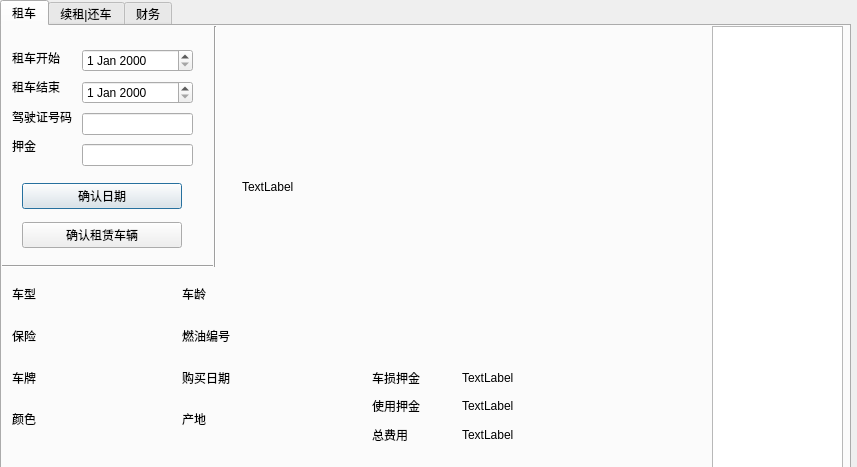
Before: the Qt Designer form manager.ui in TommyLee96/car-rent, drawn with Qt 5.
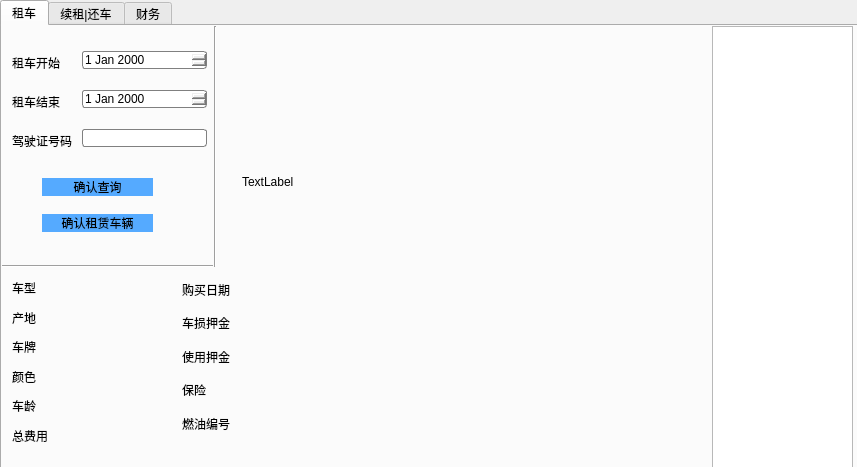
After: the same form once the commit is applied. The open tabs and pages were chosen to show the change. Icons and pictures are not drawn.

The edit to the form file:
```diff
--- a/manager.ui
+++ b/manager.ui
@@ -18,7 +18,7 @@
     <rect>
      <x>0</x>
      <y>0</y>
-     <width>851</width>
+     <width>861</width>
      <height>481</height>
     </rect>
    </property>
@@ -34,7 +34,7 @@
       <rect>
        <x>710</x>
        <y>0</y>
-       <width>131</width>
+       <width>141</width>
        <height>451</height>
       </rect>
      </property>
@@ -45,9 +45,12 @@
        <x>240</x>
        <y>10</y>
        <width>451</width>
-       <height>301</height>
+       <height>291</height>
       </rect>
      </property>
+     <property name="styleSheet">
+      <string notr="true">image: url(:/3.jpg);</string>
+     </property>
      <property name="text">
       <string>TextLabel</string>
      </property>
@@ -58,19 +61,35 @@
        <x>60</x>
        <y>250</y>
        <width>111</width>
-       <height>161</height>
+       <height>171</height>
       </rect>
      </property>
      <layout class="QVBoxLayout" name="verticalLayout">
-      <item>
-       <widget class="QLabel" name="label">
-        <property name="text">
-         <string/>
-        </property>
-       </widget>
-      </item>
       <item>
        <widget class="QLabel" name="label_2">
+        <property name="styleSheet">
+         <string notr="true"> 
+  font: 10pt &quot;微软雅黑&quot;;
+        
+          
+
+color:#000000;</string>
+        </property>
+        <property name="text">
+         <string/>
+        </property>
+       </widget>
+      </item>
+      <item>
+       <widget class="QLabel" name="label_9">
+        <property name="styleSheet">
+         <string notr="true"> 
+  font: 10pt &quot;微软雅黑&quot;;
+        
+          
+
+color:#000000;</string>
+        </property>
         <property name="text">
          <string/>
         </property>
@@ -78,6 +97,14 @@
       </item>
       <item>
        <widget class="QLabel" name="label_3">
+        <property name="styleSheet">
+         <string notr="true"> 
+  font: 10pt &quot;微软雅黑&quot;;
+        
+          
+
+color:#000000;</string>
+        </property>
         <property name="text">
          <string/>
         </property>
@@ -85,6 +112,44 @@
       </item>
       <item>
        <widget class="QLabel" name="label_4">
+        <property name="styleSheet">
+         <string notr="true"> 
+  font: 10pt &quot;微软雅黑&quot;;
+        
+          
+
+color:#000000;</string>
+        </property>
+        <property name="text">
+         <string/>
+        </property>
+       </widget>
+      </item>
+      <item>
+       <widget class="QLabel" name="label_5">
+        <property name="styleSheet">
+         <string notr="true"> 
+  font: 10pt &quot;微软雅黑&quot;;
+        
+          
+
+color:#000000;</string>
+        </property>
+        <property name="text">
+         <string/>
+        </property>
+       </widget>
+      </item>
+      <item>
+       <widget class="QLabel" name="label_28">
+        <property name="styleSheet">
+         <string notr="true"> 
+  font: 10pt &quot;微软雅黑&quot;;
+        
+          
+
+color:#000000;</string>
+        </property>
         <property name="text">
          <string/>
         </property>
@@ -97,34 +162,81 @@
       <rect>
        <x>240</x>
        <y>250</y>
-       <width>101</width>
+       <width>151</width>
        <height>161</height>
       </rect>
      </property>
      <layout class="QVBoxLayout" name="verticalLayout_2">
-      <item>
-       <widget class="QLabel" name="label_5">
-        <property name="text">
-         <string/>
-        </property>
-       </widget>
-      </item>
-      <item>
-       <widget class="QLabel" name="label_6">
-        <property name="text">
-         <string/>
-        </property>
-       </widget>
-      </item>
       <item>
        <widget class="QLabel" name="label_7">
+        <property name="styleSheet">
+         <string notr="true"> 
+  font: 10pt &quot;微软雅黑&quot;;
+        
+          
+
+color:#000000;</string>
+        </property>
         <property name="text">
          <string/>
         </property>
        </widget>
       </item>
       <item>
-       <widget class="QLabel" name="label_9">
+       <widget class="QLabel" name="label_25">
+        <property name="styleSheet">
+         <string notr="true"> 
+  font: 10pt &quot;微软雅黑&quot;;
+        
+          
+
+color:#000000;</string>
+        </property>
+        <property name="text">
+         <string/>
+        </property>
+       </widget>
+      </item>
+      <item>
+       <widget class="QLabel" name="label_26">
+        <property name="styleSheet">
+         <string notr="true"> 
+  font: 10pt &quot;微软雅黑&quot;;
+        
+          
+
+color:#000000;</string>
+        </property>
+        <property name="text">
+         <string/>
+        </property>
+       </widget>
+      </item>
+      <item>
+       <widget class="QLabel" name="label">
+        <property name="styleSheet">
+         <string notr="true"> 
+  font: 10pt &quot;微软雅黑&quot;;
+        
+          
+
+color:#000000;</string>
+        </property>
+        <property name="text">
+         <string/>
+        </property>
+       </widget>
+      </item>
+      <item>
+       <widget class="QLabel" name="label_6">
+        <property name="styleSheet">
+         <string notr="true"> 
+  font: 10pt &quot;微软雅黑&quot;;
+        
+          
+
+color:#000000;</string>
+        </property>
         <property name="text">
          <string/>
         </property>
@@ -137,27 +249,51 @@
       <rect>
        <x>10</x>
        <y>250</y>
-       <width>31</width>
-       <height>161</height>
+       <width>54</width>
+       <height>171</height>
       </rect>
      </property>
      <layout class="QVBoxLayout" name="verticalLayout_3">
       <item>
        <widget class="QLabel" name="label_10">
+        <property name="styleSheet">
+         <string notr="true"> 
+  font: 10pt &quot;微软雅黑&quot;;
+        
+          
+
+color:#000000;</string>
+        </property>
         <property name="text">
          <string>车型</string>
         </property>
        </widget>
       </item>
       <item>
-       <widget class="QLabel" name="label_11">
+       <widget class="QLabel" name="label_14">
+        <property name="styleSheet">
+         <string notr="true"> 
+  font: 10pt &quot;微软雅黑&quot;;
+        
+          
+
+color:#000000;</string>
+        </property>
         <property name="text">
-         <string>保险</string>
+         <string>产地</string>
         </property>
        </widget>
       </item>
       <item>
        <widget class="QLabel" name="label_13">
+        <property name="styleSheet">
+         <string notr="true"> 
+  font: 10pt &quot;微软雅黑&quot;;
+        
+          
+
+color:#000000;</string>
+        </property>
         <property name="text">
          <string>车牌</string>
         </property>
@@ -165,11 +301,49 @@
       </item>
       <item>
        <widget class="QLabel" name="label_8">
+        <property name="styleSheet">
+         <string notr="true"> 
+  font: 10pt &quot;微软雅黑&quot;;
+        
+          
+
+color:#000000;</string>
+        </property>
         <property name="text">
          <string>颜色</string>
         </property>
        </widget>
       </item>
+      <item>
+       <widget class="QLabel" name="label_15">
+        <property name="styleSheet">
+         <string notr="true"> 
+  font: 10pt &quot;微软雅黑&quot;;
+        
+          
+
+color:#000000;</string>
+        </property>
+        <property name="text">
+         <string>车龄</string>
+        </property>
+       </widget>
+      </item>
+      <item>
+       <widget class="QLabel" name="label_27">
+        <property name="styleSheet">
+         <string notr="true"> 
+  font: 10pt &quot;微软雅黑&quot;;
+        
+          
+
+color:#000000;</string>
+        </property>
+        <property name="text">
+         <string>总费用</string>
+        </property>
+       </widget>
+      </item>
      </layout>
     </widget>
     <widget class="QWidget" name="verticalLayoutWidget_4">
@@ -177,36 +351,83 @@
       <rect>
        <x>180</x>
        <y>250</y>
-       <width>51</width>
+       <width>54</width>
        <height>161</height>
       </rect>
      </property>
      <layout class="QVBoxLayout" name="verticalLayout_4">
-      <item>
-       <widget class="QLabel" name="label_15">
-        <property name="text">
-         <string>车龄</string>
-        </property>
-       </widget>
-      </item>
-      <item>
-       <widget class="QLabel" name="label_16">
-        <property name="text">
-         <string>燃油编号</string>
-        </property>
-       </widget>
-      </item>
       <item>
        <widget class="QLabel" name="label_17">
+        <property name="styleSheet">
+         <string notr="true"> 
+  font: 10pt &quot;微软雅黑&quot;;
+        
+          
+
+color:#000000;</string>
+        </property>
         <property name="text">
          <string>购买日期</string>
         </property>
        </widget>
       </item>
       <item>
-       <widget class="QLabel" name="label_14">
+       <widget class="QLabel" name="label_24">
+        <property name="styleSheet">
+         <string notr="true"> 
+  font: 10pt &quot;微软雅黑&quot;;
+        
+          
+
+color:#000000;</string>
+        </property>
         <property name="text">
-         <string>产地</string>
+         <string>车损押金</string>
+        </property>
+       </widget>
+      </item>
+      <item>
+       <widget class="QLabel" name="label_23">
+        <property name="styleSheet">
+         <string notr="true"> 
+  font: 10pt &quot;微软雅黑&quot;;
+        
+          
+
+color:#000000;</string>
+        </property>
+        <property name="text">
+         <string>使用押金</string>
+        </property>
+       </widget>
+      </item>
+      <item>
+       <widget class="QLabel" name="label_11">
+        <property name="styleSheet">
+         <string notr="true"> 
+  font: 10pt &quot;微软雅黑&quot;;
+        
+          
+
+color:#000000;</string>
+        </property>
+        <property name="text">
+         <string>保险</string>
+        </property>
+       </widget>
+      </item>
+      <item>
+       <widget class="QLabel" name="label_16">
+        <property name="styleSheet">
+         <string notr="true"> 
+  font: 10pt &quot;微软雅黑&quot;;
+        
+          
+
+color:#000000;</string>
+        </property>
+        <property name="text">
+         <string>燃油编号</string>
         </property>
        </widget>
       </item>
@@ -216,45 +437,81 @@
      <property name="geometry">
       <rect>
        <x>80</x>
-       <y>20</y>
-       <width>111</width>
+       <y>10</y>
+       <width>125</width>
        <height>126</height>
       </rect>
      </property>
      <layout class="QVBoxLayout" name="verticalLayout_5">
       <item>
-       <widget class="QDateEdit" name="dateEdit"/>
+       <widget class="QDateEdit" name="dateEdit">
+        <property name="styleSheet">
+         <string notr="true">border: 1px solid gray;
+font: 10pt &quot;Arial&quot;;
+border-radius: 3px;
+</string>
+        </property>
+       </widget>
       </item>
       <item>
-       <widget class="QDateEdit" name="dateEdit_2"/>
+       <widget class="QDateEdit" name="dateEdit_2">
+        <property name="styleSheet">
+         <string notr="true">border: 1px solid gray;
+font: 10pt &quot;Arial&quot;;
+border-radius: 3px;
+</string>
+        </property>
+       </widget>
       </item>
       <item>
-       <widget class="QLineEdit" name="lineEdit"/>
-      </item>
-      <item>
-       <widget class="QLineEdit" name="lineEdit_2"/>
+       <widget class="QLineEdit" name="lineEdit">
+        <property name="styleSheet">
+         <string notr="true">border: 1px solid gray;
+font: 10pt &quot;Arial&quot;;
+border-radius: 3px;
+</string>
+        </property>
+       </widget>
       </item>
      </layout>
     </widget>
     <widget class="QWidget" name="verticalLayoutWidget_6">
      <property name="geometry">
       <rect>
-       <x>20</x>
-       <y>150</y>
-       <width>160</width>
+       <x>40</x>
+       <y>140</y>
+       <width>111</width>
        <height>80</height>
       </rect>
      </property>
      <layout class="QVBoxLayout" name="verticalLayout_6">
       <item>
        <widget class="QPushButton" name="pushButton">
+        <property name="styleSheet">
+         <string notr="true"> border-style:solid;  
+       background: transparent;  
+       background-color: rgb(85, 170, 255); 
+         font: 12pt &quot;微软雅黑&quot;;
+        
+        border-radius: 10px;  
+</string>
+        </property>
         <property name="text">
-         <string>确认日期</string>
+         <string>确认查询</string>
         </property>
        </widget>
       </item>
       <item>
        <widget class="QPushButton" name="pushButton_2">
+        <property name="styleSheet">
+         <string notr="true"> border-style:solid;  
+       background: transparent;  
+       background-color: rgb(85, 170, 255); 
+         font: 12pt &quot;微软雅黑&quot;;
+        
+        border-radius: 10px;  
+</string>
+        </property>
         <property name="text">
          <string>确认租赁车辆</string>
         </property>
@@ -274,6 +531,14 @@
      <layout class="QVBoxLayout" name="verticalLayout_7">
       <item>
        <widget class="QLabel" name="label_18">
+        <property name="styleSheet">
+         <string notr="true"> 
+  font: 10pt &quot;微软雅黑&quot;;
+        
+          
+
+color:#000000;</string>
+        </property>
         <property name="text">
          <string>租车开始</string>
         </property>
@@ -281,6 +546,14 @@
       </item>
       <item>
        <widget class="QLabel" name="label_19">
+        <property name="styleSheet">
+         <string notr="true"> 
+  font: 10pt &quot;微软雅黑&quot;;
+        
+          
+
+color:#000000;</string>
+        </property>
         <property name="text">
          <string>租车结束</string>
         </property>
@@ -288,18 +561,19 @@
       </item>
       <item>
        <widget class="QLabel" name="label_20">
+        <property name="styleSheet">
+         <string notr="true"> 
+  font: 10pt &quot;微软雅黑&quot;;
+        
+          
+
+color:#000000;</string>
+        </property>
         <property name="text">
          <string>驾驶证号码</string>
         </property>
        </widget>
       </item>
-      <item>
-       <widget class="QLabel" name="label_21">
-        <property name="text">
-         <string>押金</string>
-        </property>
-       </widget>
-      </item>
      </layout>
     </widget>
     <widget class="Line" name="line">
@@ -328,72 +602,6 @@
       <enum>Qt::Horizontal</enum>
      </property>
     </widget>
-    <widget class="QWidget" name="verticalLayoutWidget_9">
-     <property name="geometry">
-      <rect>
-       <x>370</x>
-       <y>340</y>
-       <width>71</width>
-       <height>80</height>
-      </rect>
-     </property>
-     <layout class="QVBoxLayout" name="verticalLayout_9">
-      <item>
-       <widget class="QLabel" name="label_24">
-        <property name="text">
-         <string>车损押金</string>
-        </property>
-       </widget>
-      </item>
-      <item>
-       <widget class="QLabel" name="label_23">
-        <property name="text">
-         <string>使用押金</string>
-        </property>
-       </widget>
-      </item>
-      <item>
-       <widget class="QLabel" name="label_27">
-        <property name="text">
-         <string>总费用</string>
-        </property>
-       </widget>
-      </item>
-     </layout>
-    </widget>
-    <widget class="QWidget" name="verticalLayoutWidget_10">
-     <property name="geometry">
-      <rect>
-       <x>460</x>
-       <y>340</y>
-       <width>160</width>
-       <height>80</height>
-      </rect>
-     </property>
-     <layout class="QVBoxLayout" name="verticalLayout_10">
-      <item>
-       <widget class="QLabel" name="label_25">
-        <property name="text">
-         <string>TextLabel</string>
-        </property>
-       </widget>
-      </item>
-      <item>
-       <widget class="QLabel" name="label_26">
-        <property name="text">
-         <string>TextLabel</string>
-        </property>
-       </widget>
-      </item>
-      <item>
-       <widget class="QLabel" name="label_28">
-        <property name="text">
-         <string>TextLabel</string>
-        </property>
-       </widget>
-      </item>
-     </layout>
-    </widget>
    </widget>
    <widget class="QWidget" name="tab_2">
     <attribute name="title">
@@ -488,7 +696,7 @@
      </property>
     </widget>
    </widget>
-   <widget class="QWidget" name="">
+   <widget class="QWidget" name="widget">
     <attribute name="title">
      <string>财务</string>
     </attribute>
```
Left out of the diff: 56 changed lines with no effect on the pictures.
